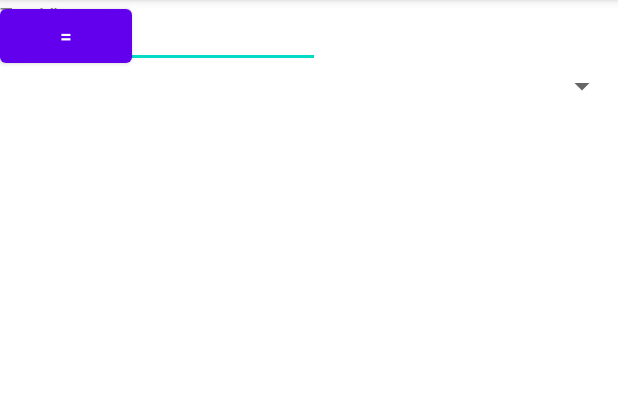
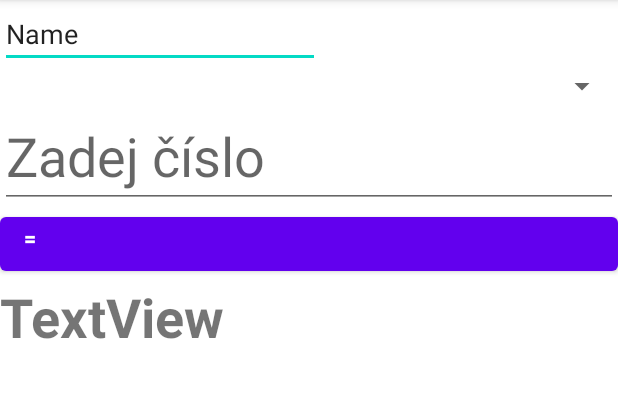
Before and after one commit to sosolikova/SimpleCalculator, an Android app: the screen it shows after launch (MainActivity), on a phone screen of 412 x 824 dp, the part 84-482 px from its top. Run offline under Robolectric (Android 15) with nearby library versions, the phone set to English and light mode, and no system bars.

Commit message:
Layout ready

```diff
--- a/app/src/main/res/layout/activity_main.xml
+++ b/app/src/main/res/layout/activity_main.xml
@@ -32,25 +32,36 @@
         android:id="@+id/etNumber2"
         android:layout_width="0dp"
         android:layout_height="wrap_content"
-        android:text="TextView"
-        tools:layout_editor_absoluteX="104dp"
-        tools:layout_editor_absoluteY="396dp" />
+        android:hint="Zadej číslo"
+        android:inputType="numberSigned|numberDecimal"
+        android:textSize="36sp"
+        app:layout_constraintEnd_toEndOf="parent"
+        app:layout_constraintStart_toStartOf="parent"
+        app:layout_constraintTop_toBottomOf="@+id/spinnerOperation"/>
 
     <Button
         android:id="@+id/btnCalculate"
-        android:layout_width="wrap_content"
+        android:layout_width="0dp"
         android:layout_height="wrap_content"
+        android:gravity="start"
+        android:onClick="calculate"
         android:text="="
-        tools:layout_editor_absoluteX="116dp"
-        tools:layout_editor_absoluteY="519dp" />
+        android:textStyle="bold"
+        app:layout_constraintEnd_toEndOf="parent"
+        app:layout_constraintStart_toStartOf="parent"
+        app:layout_constraintTop_toBottomOf="@+id/etNumber2"/>
 
 
     <TextView
         android:id="@+id/labelResult"
-        android:layout_width="wrap_content"
+        android:layout_width="0dp"
         android:layout_height="wrap_content"
+        android:gravity="start"
+        android:textSize="36sp"
+        android:textStyle="bold"
         android:text="TextView"
-        tools:layout_editor_absoluteX="113dp"
-        tools:layout_editor_absoluteY="613dp" />
+        app:layout_constraintEnd_toEndOf="parent"
+        app:layout_constraintStart_toStartOf="parent"
+        app:layout_constraintTop_toBottomOf="@+id/btnCalculate"/>
 
 </androidx.constraintlayout.widget.ConstraintLayout>
```
